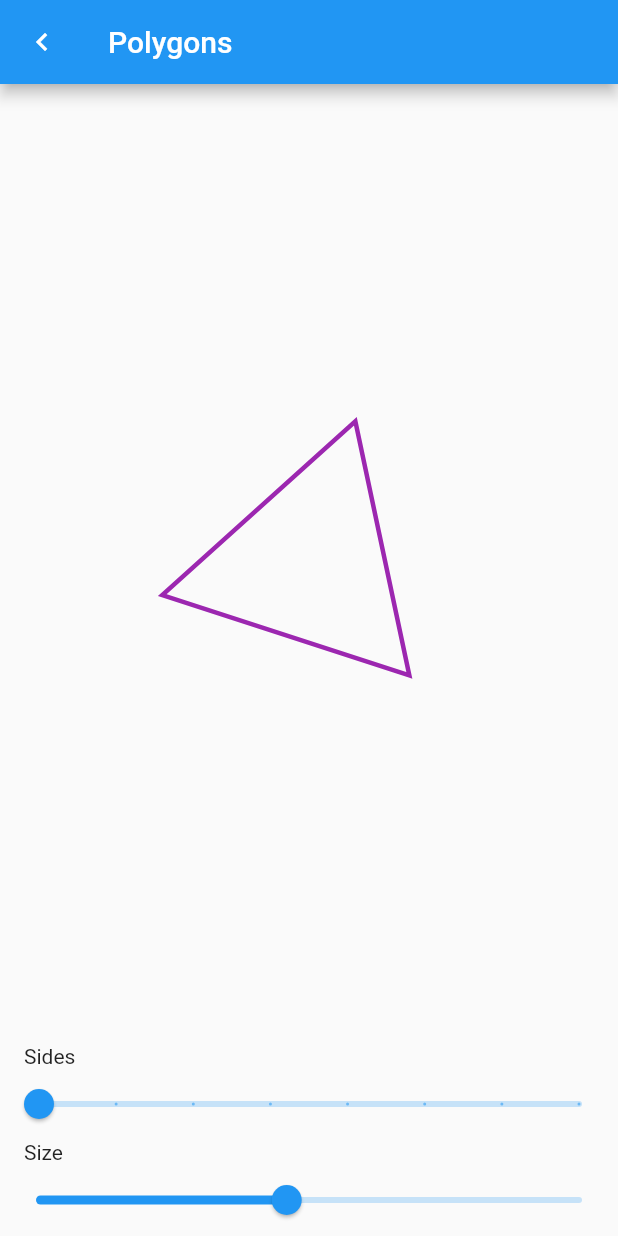
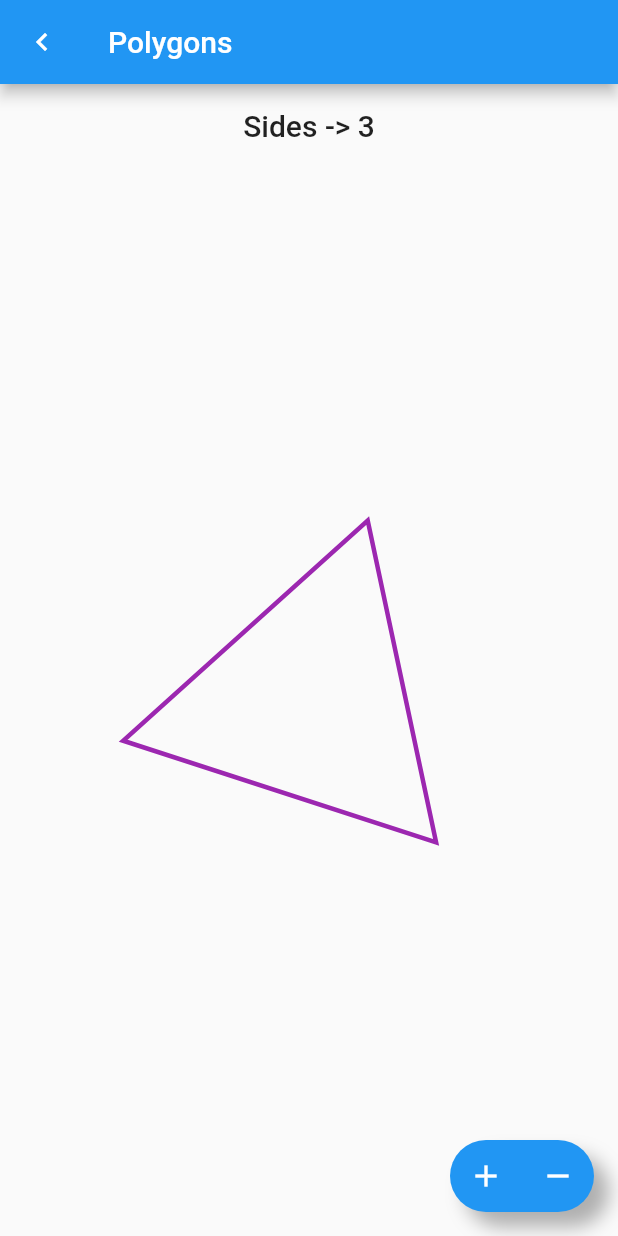
Before and after one commit to av153k/learn_animations, a Flutter app: the Polygons screen opened directly, on a phone screen of 412 x 824 dp. Run offline on Flutter 3.47's test engine with Material 2 defaults, Android fonts, the phone set to English and light mode, and no system bars.

Commit message:
Completed the Polygons painter with animations

```diff
--- a/lib/animations/polygons/polygons.dart
+++ b/lib/animations/polygons/polygons.dart
@@ -12,15 +12,19 @@ class Polygons extends StatefulWidget {
 class _PolygonsState extends State<Polygons> with TickerProviderStateMixin {
   AnimationController _controller;
   Animation<double> _animation;
+  AnimationController _sizeController;
+  Animation<double> _sizeAnimation;
   AnimationController _controller2;
   Tween<double> _rotationTween = Tween(
     begin: -maths.pi,
     end: maths.pi,
   );
+  Tween<double> _sizeTween = Tween(
+    begin: 0.0,
+    end: 200.0,
+  );
 
   var _sides = 3.0;
-  var _radius = 100.0;
-  var _radians = 0.0;
   @override
   @override
   void initState() {
@@ -31,10 +35,27 @@ class _PolygonsState extends State<Polygons> with TickerProviderStateMixin {
   @override
   void dispose() {
     _controller.dispose();
+    _sizeController.dispose();
     super.dispose();
   }
 
   setAnimation() {
+    _sizeController = AnimationController(
+      vsync: this,
+      duration: Duration(seconds: 3),
+    );
+    _sizeAnimation = _sizeTween.animate(_sizeController)
+      ..addListener(() {
+        setState(() {});
+      })
+      ..addStatusListener((status) {
+        if (status == AnimationStatus.completed) {
+          _sizeController.reverse();
+        } else if (status == AnimationStatus.dismissed) {
+          _sizeController.forward();
+        }
+      });
+
     _controller = AnimationController(
       vsync: this,
       duration: Duration(
@@ -53,11 +74,57 @@ class _PolygonsState extends State<Polygons> with TickerProviderStateMixin {
           _controller.forward();
         }
       });
+    _sizeController.forward();
     _controller.forward();
   }
 
   Widget build(BuildContext context) {
     return Scaffold(
+      floatingActionButton: Container(
+        decoration: BoxDecoration(
+          color: Colors.blue,
+          borderRadius: BorderRadius.circular(50),
+          boxShadow: [
+            BoxShadow(
+              color: Colors.black.withOpacity(0.3),
+              blurRadius: 10.0,
+              offset: Offset(
+                10.0,
+                10.0,
+              ),
+            )
+          ],
+        ),
+        child: Row(
+          mainAxisSize: MainAxisSize.min,
+          children: [
+            IconButton(
+              color: Colors.white,
+              icon: Icon(
+                Icons.add,
+              ),
+              onPressed: () {
+                setState(() {
+                  _sides += 1.0;
+                });
+              },
+            ),
+            IconButton(
+              color: Colors.white,
+              icon: Icon(
+                Icons.remove,
+              ),
+              onPressed: () {
+                setState(() {
+                  if (_sides >= 4.0) {
+                    _sides -= 1.0;
+                  }
+                });
+              },
+            )
+          ],
+        ),
+      ),
       appBar: AppBar(
         title: Text(
           "Polygons",
@@ -77,46 +144,26 @@ class _PolygonsState extends State<Polygons> with TickerProviderStateMixin {
         child: Column(
           crossAxisAlignment: CrossAxisAlignment.start,
           children: <Widget>[
+            Container(
+              alignment: Alignment.center,
+              padding: const EdgeInsets.all(16.0),
+              child: Text(
+                'Sides -> ${_sides.toInt()}',
+                style: TextStyle(
+                  fontSize: 20,
+                  fontWeight: FontWeight.w500,
+                ),
+              ),
+            ),
             Expanded(
               child: CustomPaint(
                 painter: ShapePainter(
                   _sides,
-                  _radius,
+                  _sizeAnimation.value,
                   _animation.value,
                 ),
                 child: Container(),
               ),
-            ),
-            Padding(
-              padding: const EdgeInsets.only(left: 16.0),
-              child: Text('Sides'),
-            ),
-            Slider(
-              value: _sides,
-              min: 3.0,
-              max: 10.0,
-              label: _sides.toInt().toString(),
-              divisions: 7,
-              onChanged: (value) {
-                setState(() {
-                  _sides = value;
-                });
-              },
-            ),
-            Padding(
-              padding: const EdgeInsets.only(left: 16.0),
-              child: Text('Size'),
-            ),
-            Slider(
-              value: _radius,
-              min: 10.0,
-              max: MediaQuery.of(context).size.width / 2,
-              label: _radius.toInt().toString(),
-              onChanged: (value) {
-                setState(() {
-                  _radius = value;
-                });
-              },
             ),
           ],
         ),
```
